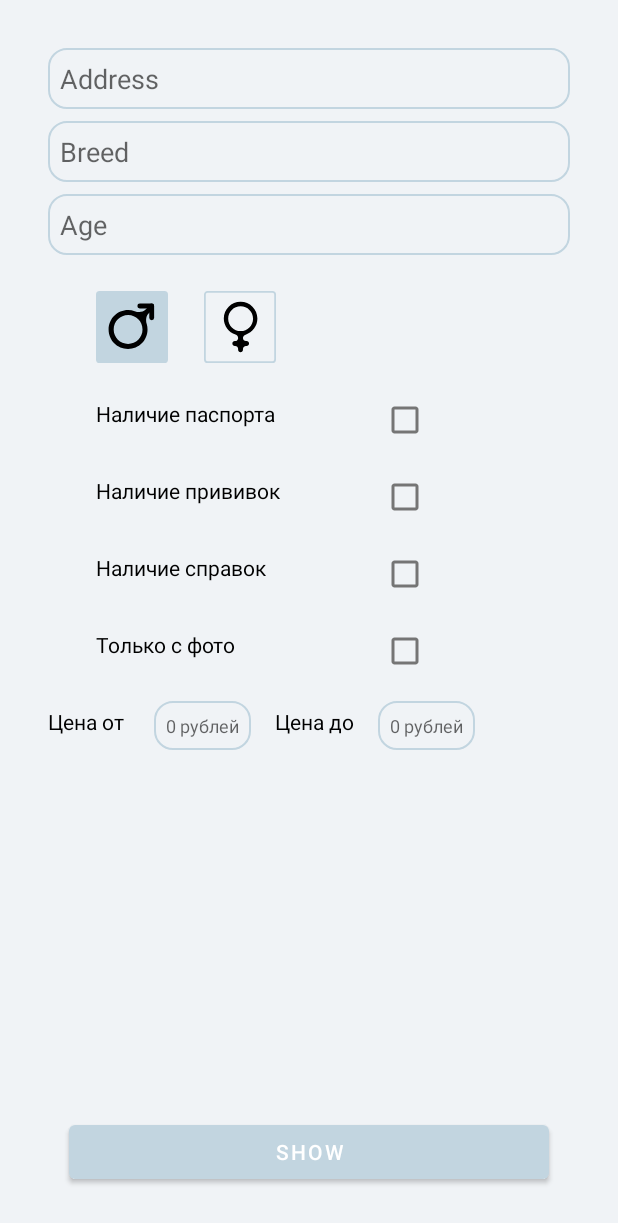
After one commit to Ditrin/TiNimal, an Android app: the layout fragment_parametrs.xml on its own in the app's theme, with its tools: preview values and no code run, on a phone screen of 412 x 824 dp. The commit adds this screen. Shown: the top 1223 px of the screen. Run offline under Robolectric (Android 15) with nearby library versions, the phone set to English and light mode, and no system bars.

Commit message:
feat/parametr_fragment: add fragment_parametrs.xml

```diff
--- /dev/null
+++ b/app/src/main/res/drawable/checkbox_female_selector.xml
@@ -0,0 +1,8 @@
+<?xml version="1.0" encoding="utf-8"?>
+<selector xmlns:android="http://schemas.android.com/apk/res/android" >
+    <item android:drawable="@drawable/ic_female_unselect"
+        android:state_checked="false"/>
+    <item android:drawable="@drawable/ic_female_select"
+        android:state_checked="true" />
+    <item android:drawable="@drawable/ic_female"/>
+</selector>
--- /dev/null
+++ b/app/src/main/res/drawable/checkbox_male_selector.xml
@@ -0,0 +1,8 @@
+<?xml version="1.0" encoding="utf-8"?>
+<selector xmlns:android="http://schemas.android.com/apk/res/android" >
+    <item android:drawable="@drawable/ic_male_unselect"
+        android:state_checked="false"/>
+    <item android:drawable="@drawable/ic_male_select"
+        android:state_checked="true" />
+    <item android:drawable="@drawable/ic_male"/>
+</selector>
--- /dev/null
+++ b/app/src/main/res/drawable/custom_edit_text_rectangle.xml
@@ -0,0 +1,13 @@
+<?xml version="1.0" encoding="utf-8"?>
+<shape xmlns:android="http://schemas.android.com/apk/res/android"
+    android:shape="rectangle">
+
+    <solid android:color="@color/primary_light" />
+
+    <corners android:radius="12dip" />
+
+    <stroke
+        android:width="1dp"
+        android:color="@color/primary_dark" />
+
+</shape>
--- /dev/null
+++ b/app/src/main/res/drawable/ic_female_select.xml
@@ -0,0 +1,15 @@
+<vector xmlns:android="http://schemas.android.com/apk/res/android"
+    android:width="40dp"
+    android:height="40dp"
+    android:viewportWidth="40"
+    android:viewportHeight="40">
+  <path
+      android:strokeWidth="1"
+      android:pathData="M2,0.5L38,0.5A1.5,1.5 0,0 1,39.5 2L39.5,38A1.5,1.5 0,0 1,38 39.5L2,39.5A1.5,1.5 0,0 1,0.5 38L0.5,2A1.5,1.5 0,0 1,2 0.5z"
+      android:fillColor="#C2D5E0"
+      android:strokeColor="#C2D5E0"/>
+  <path
+      android:pathData="M29.66,15.33C29.66,19.514 26.907,23.054 23.114,24.238C22.288,24.496 21.643,25.212 21.643,26.077V26.121C21.643,27.056 22.401,27.813 23.335,27.813H23.68C24.424,27.813 25.026,28.415 25.026,29.159V29.159C25.026,29.902 24.424,30.504 23.68,30.504H23.335C22.401,30.504 21.643,31.262 21.643,32.196V32.614C21.643,33.358 21.041,33.96 20.298,33.96V33.96C19.554,33.96 18.952,33.358 18.952,32.614V32.105C18.952,31.221 18.235,30.504 17.351,30.504H17.097C16.353,30.504 15.751,29.902 15.751,29.159V29.159C15.751,28.415 16.353,27.813 17.097,27.813H17.351C18.235,27.813 18.952,27.096 18.952,26.212V26.066C18.952,25.2 18.31,24.482 17.485,24.219C13.724,23.015 11,19.491 11,15.33C11,10.177 15.177,6 20.33,6C25.483,6 29.66,10.177 29.66,15.33ZM20.348,22.26C24.165,22.26 27.26,19.165 27.26,15.348C27.26,11.531 24.165,8.437 20.348,8.437C16.531,8.437 13.437,11.531 13.437,15.348C13.437,19.165 16.531,22.26 20.348,22.26Z"
+      android:fillColor="#000000"
+      android:fillType="evenOdd"/>
+</vector>
--- /dev/null
+++ b/app/src/main/res/drawable/ic_female_unselect.xml
@@ -0,0 +1,15 @@
+<vector xmlns:android="http://schemas.android.com/apk/res/android"
+    android:width="40dp"
+    android:height="40dp"
+    android:viewportWidth="40"
+    android:viewportHeight="40">
+  <path
+      android:strokeWidth="1"
+      android:pathData="M2,0.5L38,0.5A1.5,1.5 0,0 1,39.5 2L39.5,38A1.5,1.5 0,0 1,38 39.5L2,39.5A1.5,1.5 0,0 1,0.5 38L0.5,2A1.5,1.5 0,0 1,2 0.5z"
+      android:fillColor="#F0F3F6"
+      android:strokeColor="#C2D5E0"/>
+  <path
+      android:pathData="M29.66,15.33C29.66,19.514 26.907,23.054 23.114,24.238C22.288,24.496 21.643,25.212 21.643,26.077V26.121C21.643,27.056 22.401,27.813 23.335,27.813H23.68C24.424,27.813 25.026,28.415 25.026,29.159V29.159C25.026,29.902 24.424,30.504 23.68,30.504H23.335C22.401,30.504 21.643,31.262 21.643,32.196V32.614C21.643,33.358 21.041,33.96 20.298,33.96V33.96C19.554,33.96 18.952,33.358 18.952,32.614V32.105C18.952,31.221 18.235,30.504 17.351,30.504H17.097C16.353,30.504 15.751,29.902 15.751,29.159V29.159C15.751,28.415 16.353,27.813 17.097,27.813H17.351C18.235,27.813 18.952,27.096 18.952,26.212V26.066C18.952,25.2 18.31,24.482 17.485,24.219C13.724,23.015 11,19.491 11,15.33C11,10.177 15.177,6 20.33,6C25.483,6 29.66,10.177 29.66,15.33ZM20.348,22.26C24.165,22.26 27.26,19.165 27.26,15.348C27.26,11.531 24.165,8.437 20.348,8.437C16.531,8.437 13.437,11.531 13.437,15.348C13.437,19.165 16.531,22.26 20.348,22.26Z"
+      android:fillColor="#000000"
+      android:fillType="evenOdd"/>
+</vector>
--- /dev/null
+++ b/app/src/main/res/drawable/ic_male_select.xml
@@ -0,0 +1,19 @@
+<vector xmlns:android="http://schemas.android.com/apk/res/android"
+    android:width="40dp"
+    android:height="40dp"
+    android:viewportWidth="40"
+    android:viewportHeight="40">
+  <path
+      android:pathData="M2,0L38,0A2,2 0,0 1,40 2L40,38A2,2 0,0 1,38 40L2,40A2,2 0,0 1,0 38L0,2A2,2 0,0 1,2 0z"
+      android:fillColor="#C2D5E0"/>
+  <path
+      android:pathData="M31.306,10.365C31.835,9.843 31.84,8.991 31.318,8.462V8.462C30.796,7.933 29.944,7.927 29.415,8.449L27.426,10.412C25.907,11.912 23.509,11.915 21.503,11.186C20.351,10.768 19.109,10.54 17.813,10.54C11.841,10.54 7,15.381 7,21.353C7,27.325 11.841,32.166 17.813,32.166C23.784,32.166 28.625,27.325 28.625,21.353C28.625,20.3 28.475,19.283 28.194,18.321C27.601,16.285 27.696,13.928 29.205,12.438L31.306,10.365ZM25.843,21.374C25.843,25.798 22.257,29.383 17.834,29.383C13.41,29.383 9.824,25.798 9.824,21.374C9.824,16.951 13.41,13.365 17.834,13.365C22.257,13.365 25.843,16.951 25.843,21.374Z"
+      android:fillColor="#000000"
+      android:fillType="evenOdd"/>
+  <path
+      android:pathData="M32.255,8.346L32.255,8.346A1.346,1.346 0,0 1,30.909 9.692L24.325,9.692A1.346,1.346 0,0 1,22.98 8.346L22.98,8.346A1.346,1.346 0,0 1,24.325 7L30.909,7A1.346,1.346 0,0 1,32.255 8.346z"
+      android:fillColor="#000000"/>
+  <path
+      android:pathData="M30.948,7L30.948,7A1.346,1.346 0,0 1,32.293 8.346L32.293,14.93A1.346,1.346 0,0 1,30.948 16.276L30.948,16.276A1.346,1.346 0,0 1,29.602 14.93L29.602,8.346A1.346,1.346 0,0 1,30.948 7z"
+      android:fillColor="#000000"/>
+</vector>
--- /dev/null
+++ b/app/src/main/res/drawable/ic_male_unselect.xml
@@ -0,0 +1,21 @@
+<vector xmlns:android="http://schemas.android.com/apk/res/android"
+    android:width="40dp"
+    android:height="40dp"
+    android:viewportWidth="40"
+    android:viewportHeight="40">
+  <path
+      android:strokeWidth="1"
+      android:pathData="M2,0.5L38,0.5A1.5,1.5 0,0 1,39.5 2L39.5,38A1.5,1.5 0,0 1,38 39.5L2,39.5A1.5,1.5 0,0 1,0.5 38L0.5,2A1.5,1.5 0,0 1,2 0.5z"
+      android:fillColor="#00000000"
+      android:strokeColor="#C2D5E0"/>
+  <path
+      android:pathData="M31.306,10.365C31.835,9.843 31.84,8.991 31.318,8.462V8.462C30.796,7.933 29.944,7.927 29.415,8.449L27.426,10.412C25.907,11.912 23.509,11.915 21.503,11.186C20.351,10.768 19.109,10.54 17.813,10.54C11.841,10.54 7,15.381 7,21.353C7,27.325 11.841,32.166 17.813,32.166C23.784,32.166 28.625,27.325 28.625,21.353C28.625,20.3 28.475,19.283 28.194,18.321C27.601,16.285 27.696,13.928 29.205,12.438L31.306,10.365ZM25.843,21.374C25.843,25.798 22.257,29.383 17.834,29.383C13.41,29.383 9.824,25.798 9.824,21.374C9.824,16.951 13.41,13.365 17.834,13.365C22.257,13.365 25.843,16.951 25.843,21.374Z"
+      android:fillColor="#000000"
+      android:fillType="evenOdd"/>
+  <path
+      android:pathData="M32.255,8.346L32.255,8.346A1.346,1.346 0,0 1,30.909 9.692L24.325,9.692A1.346,1.346 0,0 1,22.98 8.346L22.98,8.346A1.346,1.346 0,0 1,24.325 7L30.909,7A1.346,1.346 0,0 1,32.255 8.346z"
+      android:fillColor="#000000"/>
+  <path
+      android:pathData="M30.948,7L30.948,7A1.346,1.346 0,0 1,32.293 8.346L32.293,14.93A1.346,1.346 0,0 1,30.948 16.276L30.948,16.276A1.346,1.346 0,0 1,29.602 14.93L29.602,8.346A1.346,1.346 0,0 1,30.948 7z"
+      android:fillColor="#000000"/>
+</vector>
--- a/app/src/main/res/layout/fragment_login.xml
+++ b/app/src/main/res/layout/fragment_login.xml
@@ -30,9 +30,7 @@
         android:background="@drawable/custom_rectangle"
         android:hint="@string/login"
         android:padding="8dp"
-        android:textColorHint="@color/white"
-        tools:layout_editor_absoluteX="32dp"
-        tools:layout_editor_absoluteY="276dp" />
+        android:textColorHint="@color/white" />
 
     <EditText
         android:layout_marginTop="20dp"
@@ -43,10 +41,7 @@
         android:hint="@string/password"
         android:padding="8dp"
         android:layout_marginHorizontal="55dp"
-
-        android:textColorHint="@color/white"
-        tools:layout_editor_absoluteX="48dp"
-        tools:layout_editor_absoluteY="345dp" />
+        android:textColorHint="@color/white" />
 
     <Button
         android:theme="@style/Theme.TiNimal.Button"
--- /dev/null
+++ b/app/src/main/res/layout/fragment_parametrs.xml
@@ -0,0 +1,201 @@
+<?xml version="1.0" encoding="utf-8"?>
+<androidx.constraintlayout.widget.ConstraintLayout xmlns:android="http://schemas.android.com/apk/res/android"
+    xmlns:app="http://schemas.android.com/apk/res-auto"
+    xmlns:tools="http://schemas.android.com/tools"
+    android:layout_width="match_parent"
+    android:layout_height="match_parent"
+    android:background="@color/primary_light">
+
+    <EditText
+        android:id="@+id/addressEditTextParametrFragment"
+        android:layout_width="match_parent"
+        android:layout_height="wrap_content"
+        android:layout_marginHorizontal="32dp"
+        android:layout_marginTop="32dp"
+        android:background="@drawable/custom_edit_text_rectangle"
+        android:hint="@string/address"
+        android:padding="8dp"
+        app:layout_constraintEnd_toEndOf="parent"
+        app:layout_constraintStart_toStartOf="parent"
+        app:layout_constraintTop_toTopOf="parent" />
+
+    <EditText
+        android:id="@+id/breedEditTextParametrFragment"
+        android:layout_width="match_parent"
+        android:layout_height="wrap_content"
+        android:layout_marginHorizontal="32dp"
+        android:layout_marginTop="8dp"
+        android:background="@drawable/custom_edit_text_rectangle"
+        android:hint="@string/breed"
+        android:padding="8dp"
+        app:layout_constraintEnd_toEndOf="parent"
+        app:layout_constraintStart_toStartOf="parent"
+        app:layout_constraintTop_toBottomOf="@+id/addressEditTextParametrFragment" />
+
+    <EditText
+        android:id="@+id/ageEditTextParametrFragment"
+        android:layout_width="match_parent"
+        android:layout_height="wrap_content"
+        android:layout_marginHorizontal="32dp"
+        android:layout_marginTop="8dp"
+        android:background="@drawable/custom_edit_text_rectangle"
+        android:hint="@string/age"
+        android:padding="8dp"
+        app:layout_constraintEnd_toEndOf="parent"
+        app:layout_constraintStart_toStartOf="parent"
+        app:layout_constraintTop_toBottomOf="@+id/breedEditTextParametrFragment" />
+
+    <CheckBox
+        android:id="@+id/maleCheckBox"
+        android:layout_width="wrap_content"
+        android:layout_height="wrap_content"
+        android:layout_marginTop="24dp"
+        android:layout_marginStart="32dp"
+        android:background="@drawable/checkbox_male_selector"
+        android:button="@null"
+        android:checked="true"
+        android:textAppearance="?android:attr/textAppearanceLarge"
+        app:layout_constraintStart_toStartOf="@+id/ageEditTextParametrFragment"
+        app:layout_constraintTop_toBottomOf="@+id/ageEditTextParametrFragment" />
+
+    <CheckBox
+        android:id="@+id/femaleCheckBox"
+        android:layout_width="wrap_content"
+        android:layout_height="wrap_content"
+        android:layout_marginStart="24dp"
+        android:background="@drawable/checkbox_female_selector"
+        android:button="@null"
+        android:checked="false"
+        android:textAppearance="?android:attr/textAppearanceLarge"
+        app:layout_constraintBottom_toBottomOf="@+id/maleCheckBox"
+        app:layout_constraintStart_toEndOf="@+id/maleCheckBox"
+        app:layout_constraintTop_toTopOf="@+id/maleCheckBox" />
+
+    <TextView
+        android:id="@+id/passportTextView"
+        android:layout_width="wrap_content"
+        android:layout_height="wrap_content"
+        app:layout_constraintStart_toStartOf="@+id/maleCheckBox"
+        app:layout_constraintTop_toBottomOf="@+id/maleCheckBox"
+        tools:text="Наличие паспорта"
+        android:layout_marginTop="24dp"
+        android:textColor="@color/black"/>
+
+    <TextView
+        android:id="@+id/vaccinationTextView"
+        android:layout_width="wrap_content"
+        android:layout_height="wrap_content"
+        android:layout_marginTop="32dp"
+        android:textColor="@color/black"
+        app:layout_constraintStart_toStartOf="@+id/passportTextView"
+        app:layout_constraintTop_toBottomOf="@+id/passportTextView"
+        tools:text="Наличие прививок" />
+
+    <TextView
+        android:id="@+id/certificatesTextView"
+        android:layout_width="wrap_content"
+        android:layout_height="wrap_content"
+        android:layout_marginTop="32dp"
+        android:textColor="@color/black"
+        app:layout_constraintStart_toStartOf="@+id/vaccinationTextView"
+        app:layout_constraintTop_toBottomOf="@+id/vaccinationTextView"
+        tools:text="Наличие справок" />
+
+    <TextView
+        android:id="@+id/onlyPhotoTextView"
+        android:layout_width="wrap_content"
+        android:layout_height="wrap_content"
+        android:layout_marginTop="32dp"
+        android:textColor="@color/black"
+        app:layout_constraintStart_toStartOf="@+id/certificatesTextView"
+        app:layout_constraintTop_toBottomOf="@+id/certificatesTextView"
+        tools:text="Только с фото" />
+
+    <CheckBox
+        android:id="@+id/passportCheckBox"
+        android:layout_width="28dp"
+        android:layout_height="28dp"
+        android:layout_marginEnd="128dp"
+        app:layout_constraintEnd_toEndOf="parent"
+        app:layout_constraintTop_toTopOf="@+id/passportTextView" />
+
+    <CheckBox
+        android:id="@+id/vaccinationCheckBox"
+        android:layout_width="28dp"
+        android:layout_height="28dp"
+        android:layout_marginEnd="128dp"
+        app:layout_constraintEnd_toEndOf="parent"
+        app:layout_constraintTop_toTopOf="@+id/vaccinationTextView" />
+
+    <CheckBox
+        android:id="@+id/certificatesCheckBox"
+        android:layout_width="28dp"
+        android:layout_height="28dp"
+        android:layout_marginEnd="128dp"
+        app:layout_constraintEnd_toEndOf="parent"
+        app:layout_constraintTop_toTopOf="@+id/certificatesTextView" />
+
+    <CheckBox
+        android:id="@+id/onlyPhotoCheckBox"
+        android:layout_width="28dp"
+        android:layout_height="28dp"
+        android:layout_marginEnd="128dp"
+        app:layout_constraintEnd_toEndOf="parent"
+        app:layout_constraintTop_toTopOf="@+id/onlyPhotoTextView" />
+
+    <TextView
+        android:id="@+id/priceStartTextView"
+        android:layout_width="wrap_content"
+        android:layout_height="wrap_content"
+        android:layout_marginTop="32dp"
+        android:textColor="@color/black"
+        app:layout_constraintStart_toStartOf="@+id/ageEditTextParametrFragment"
+        app:layout_constraintTop_toBottomOf="@+id/onlyPhotoTextView"
+        tools:text="Цена от" />
+
+    <EditText
+        android:id="@+id/editText2"
+        android:layout_width="wrap_content"
+        android:layout_height="wrap_content"
+        android:layout_marginStart="20dp"
+        android:layout_marginTop="28dp"
+        android:background="@drawable/custom_edit_text_rectangle"
+        android:hint="0 рублей"
+        android:padding="8dp"
+        android:textSize="12sp"
+        app:layout_constraintStart_toEndOf="@+id/priceStartTextView"
+        app:layout_constraintTop_toBottomOf="@+id/onlyPhotoTextView" />
+
+    <TextView
+        android:id="@+id/priceFinishTextView"
+        android:layout_width="wrap_content"
+        android:layout_height="wrap_content"
+        android:layout_marginStart="16dp"
+        android:textColor="@color/black"
+        app:layout_constraintStart_toEndOf="@+id/editText2"
+        app:layout_constraintTop_toTopOf="@+id/priceStartTextView"
+        tools:text="Цена до" />
+
+    <EditText
+        android:layout_width="wrap_content"
+        android:layout_height="wrap_content"
+        android:layout_marginStart="16dp"
+        android:layout_marginTop="28dp"
+        android:background="@drawable/custom_edit_text_rectangle"
+        android:hint="0 рублей"
+        android:padding="8dp"
+        android:textSize="12sp"
+        app:layout_constraintStart_toEndOf="@+id/priceFinishTextView"
+        app:layout_constraintTop_toBottomOf="@+id/onlyPhotoTextView" />
+
+    <Button
+        android:layout_width="320dp"
+        android:layout_height="wrap_content"
+        android:layout_marginBottom="32dp"
+        android:text="@string/show"
+        app:layout_constraintBottom_toBottomOf="parent"
+        app:layout_constraintEnd_toEndOf="parent"
+        app:layout_constraintStart_toStartOf="parent" />
+
+
+</androidx.constraintlayout.widget.ConstraintLayout>
--- a/app/src/main/res/layout/fragment_search.xml
+++ b/app/src/main/res/layout/fragment_search.xml
@@ -27,6 +27,7 @@
             android:layout_width="0dp"
             android:layout_height="wrap_content"
             android:layout_weight="1"
+            android:hint="@string/search_by_breed"
             android:backgroundTint="@color/transparent" />
 
         <ImageButton
--- a/app/src/main/res/values/strings.xml
+++ b/app/src/main/res/values/strings.xml
@@ -10,4 +10,8 @@
     <string name="sign_in">Sign in</string>
     <string name="sign_up">Sign up</string>
     <string name="tinimal">TiNimal</string>
+    <string name="search_by_breed">Search by breed</string>
+    <string name="breed">Breed</string>
+    <string name="age">Age</string>
+    <string name="show">Show</string>
 </resources>
```
